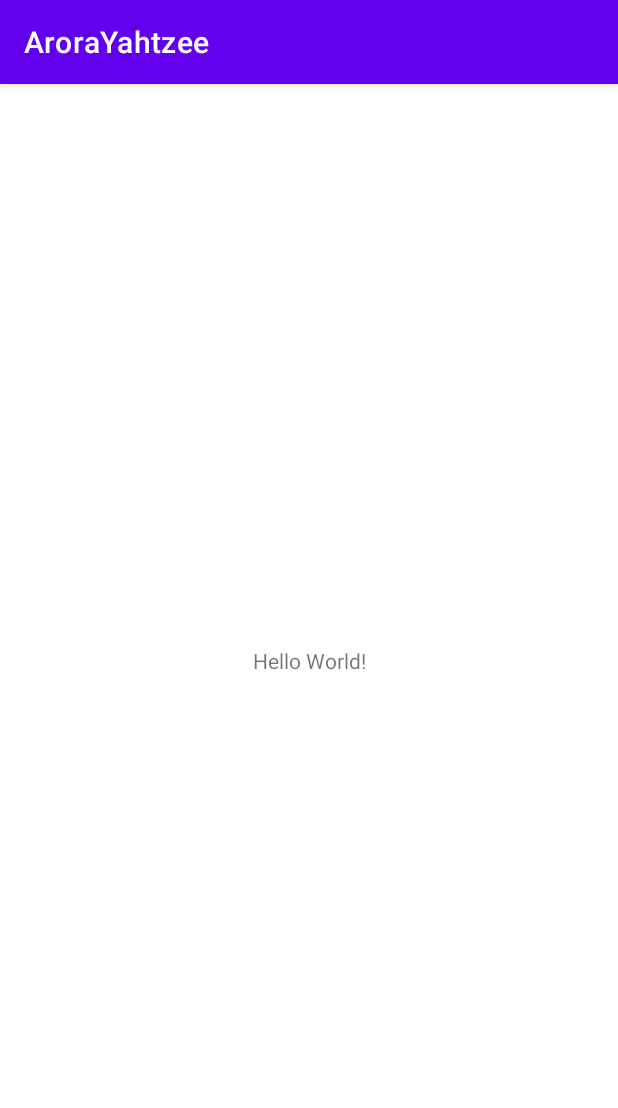
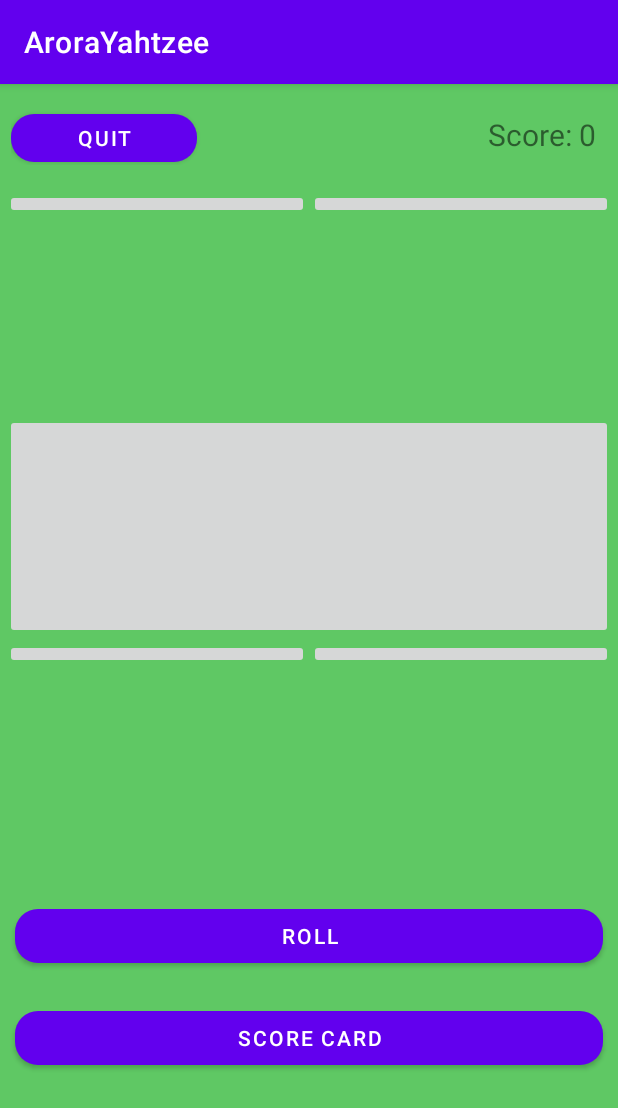
Before and after one commit to aro-freelance/Arora-Yahtzee-Repository-android, an Android app: the screen it shows after launch (MainActivity before the commit, RollScreenActivity after it), on a phone screen of 412 x 824 dp. Shown: the top 1108 px of the screen. Run offline under Robolectric (Android 15) with nearby library versions, the phone set to English and light mode, and no system bars.

Commit message:
Layouts Started
roll/main and title

```diff
--- a/AroraYahtzee/app/src/main/AndroidManifest.xml
+++ b/AroraYahtzee/app/src/main/AndroidManifest.xml
@@ -41,7 +41,7 @@
                 android:value="" />
         </activity>
         <activity
-            android:name=".MainActivity"
+            android:name=".RollScreenActivity"
             android:exported="true">
             <intent-filter>
                 <action android:name="android.intent.action.MAIN" />
--- a/AroraYahtzee/app/src/main/java/com/aro/arorayahtzee/MainActivity.java
+++ b/AroraYahtzee/app/src/main/java/com/aro/arorayahtzee/RollScreenActivity.java
@@ -4,11 +4,11 @@ import androidx.appcompat.app.AppCompatActivity;
 
 import android.os.Bundle;
 
-public class MainActivity extends AppCompatActivity {
+public class RollScreenActivity extends AppCompatActivity {
 
     @Override
     protected void onCreate(Bundle savedInstanceState) {
         super.onCreate(savedInstanceState);
-        setContentView(R.layout.activity_main);
+        setContentView(R.layout.activity_roll_main);
     }
 }
--- a/AroraYahtzee/app/src/main/res/layout/activity_main.xml
+++ /dev/null
@@ -1,18 +0,0 @@
-<?xml version="1.0" encoding="utf-8"?>
-<androidx.constraintlayout.widget.ConstraintLayout xmlns:android="http://schemas.android.com/apk/res/android"
-    xmlns:app="http://schemas.android.com/apk/res-auto"
-    xmlns:tools="http://schemas.android.com/tools"
-    android:layout_width="match_parent"
-    android:layout_height="match_parent"
-    tools:context=".MainActivity">
-
-    <TextView
-        android:layout_width="wrap_content"
-        android:layout_height="wrap_content"
-        android:text="Hello World!"
-        app:layout_constraintBottom_toBottomOf="parent"
-        app:layout_constraintEnd_toEndOf="parent"
-        app:layout_constraintStart_toStartOf="parent"
-        app:layout_constraintTop_toTopOf="parent" />
-
-</androidx.constraintlayout.widget.ConstraintLayout>
--- /dev/null
+++ b/AroraYahtzee/app/src/main/res/layout/activity_roll_main.xml
@@ -0,0 +1,159 @@
+<?xml version="1.0" encoding="utf-8"?>
+<androidx.constraintlayout.widget.ConstraintLayout xmlns:android="http://schemas.android.com/apk/res/android"
+    xmlns:app="http://schemas.android.com/apk/res-auto"
+    xmlns:tools="http://schemas.android.com/tools"
+    android:layout_width="match_parent"
+    android:layout_height="match_parent"
+    android:background="#5FC864"
+    tools:context=".RollScreenActivity">
+
+    <androidx.constraintlayout.widget.Guideline
+        android:id="@+id/top_guideline"
+        android:layout_width="wrap_content"
+        android:layout_height="wrap_content"
+        android:layout_marginTop="64dp"
+        android:orientation="horizontal"
+        app:layout_constraintEnd_toEndOf="parent"
+        app:layout_constraintGuide_begin="64dp"
+        app:layout_constraintStart_toStartOf="parent"
+        app:layout_constraintTop_toTopOf="parent" />
+
+    <androidx.constraintlayout.widget.Guideline
+        android:id="@+id/bottom_guideline"
+        android:layout_width="wrap_content"
+        android:layout_height="wrap_content"
+        android:layout_marginBottom="1462dp"
+        android:orientation="horizontal"
+        app:layout_constraintBottom_toBottomOf="parent"
+        app:layout_constraintEnd_toEndOf="parent"
+        app:layout_constraintGuide_begin="526dp"
+        app:layout_constraintStart_toStartOf="parent" />
+
+    <LinearLayout
+        android:id="@+id/top_layout"
+        android:layout_width="415dp"
+        android:layout_height="60dp"
+        android:layout_margin="8dp"
+        android:orientation="horizontal"
+        android:padding="8dp"
+        app:layout_constraintBottom_toTopOf="@+id/top_guideline"
+        app:layout_constraintEnd_toEndOf="parent"
+        app:layout_constraintStart_toStartOf="parent"
+        app:layout_constraintTop_toTopOf="parent">
+
+        <Button
+            android:id="@+id/quit_button"
+            android:layout_width="wrap_content"
+            android:layout_height="wrap_content"
+            android:layout_weight=".2"
+            android:padding="2dp"
+            android:text="Quit"
+            app:cornerRadius="15dp" />
+
+        <TextView
+            android:id="@+id/score_textview"
+            android:layout_width="wrap_content"
+            android:layout_height="wrap_content"
+            android:layout_weight="1"
+            android:padding="10dp"
+            android:text="Score: 0"
+            android:textAlignment="textEnd"
+            android:textSize="20sp" />
+
+    </LinearLayout>
+
+    <LinearLayout
+        android:id="@+id/middle_layout"
+        android:layout_width="405dp"
+        android:layout_height="450dp"
+        android:layout_marginTop="8dp"
+        android:layout_marginBottom="8dp"
+        android:orientation="vertical"
+        app:layout_constraintBottom_toTopOf="@+id/bottom_guideline"
+        app:layout_constraintEnd_toEndOf="parent"
+        app:layout_constraintStart_toStartOf="parent"
+        app:layout_constraintTop_toTopOf="@+id/top_guideline" >
+
+        <LinearLayout
+            android:id="@+id/top_dice_layout"
+            android:layout_width="match_parent"
+            android:layout_height="match_parent"
+            android:layout_weight="1"
+            android:orientation="horizontal">
+
+            <ImageButton
+                android:id="@+id/imageButton3"
+                android:layout_width="match_parent"
+                android:layout_height="wrap_content"
+                android:layout_weight="1"
+                tools:src="@tools:sample/avatars" />
+
+            <ImageButton
+                android:id="@+id/imageButton2"
+                android:layout_width="match_parent"
+                android:layout_height="wrap_content"
+                android:layout_weight="1"
+                tools:src="@tools:sample/avatars" />
+        </LinearLayout>
+
+        <ImageButton
+            android:id="@+id/imageButton"
+            android:layout_width="match_parent"
+            android:layout_height="match_parent"
+            android:layout_weight="1"
+            tools:src="@tools:sample/avatars" />
+
+        <LinearLayout
+            android:id="@+id/bottom_dice_layout"
+            android:layout_width="match_parent"
+            android:layout_height="match_parent"
+            android:layout_weight="1"
+            android:orientation="horizontal">
+
+            <ImageButton
+                android:id="@+id/imageButton5"
+                android:layout_width="match_parent"
+                android:layout_height="wrap_content"
+                android:layout_weight="1"
+                tools:src="@tools:sample/avatars" />
+
+            <ImageButton
+                android:id="@+id/imageButton4"
+                android:layout_width="match_parent"
+                android:layout_height="wrap_content"
+                android:layout_weight="1"
+                tools:src="@tools:sample/avatars" />
+        </LinearLayout>
+    </LinearLayout>
+
+    <LinearLayout
+        android:id="@+id/bottom_layout"
+        android:layout_width="0dp"
+        android:layout_height="0dp"
+        android:layout_marginTop="8dp"
+        android:layout_marginBottom="8dp"
+        android:orientation="vertical"
+        app:layout_constraintBottom_toBottomOf="parent"
+        app:layout_constraintEnd_toEndOf="parent"
+        app:layout_constraintStart_toStartOf="parent"
+        app:layout_constraintTop_toTopOf="@+id/bottom_guideline">
+
+        <Button
+            android:id="@+id/roll_button"
+            android:layout_width="match_parent"
+            android:layout_height="wrap_content"
+            android:layout_margin="10dp"
+            android:text="Roll"
+            app:cornerRadius="15dp" />
+
+        <Button
+            android:id="@+id/scorecard_button"
+            android:layout_width="match_parent"
+            android:layout_height="wrap_content"
+            android:layout_margin="10dp"
+            android:layout_marginTop="8dp"
+            android:layout_marginBottom="8dp"
+            android:text="Score Card"
+            app:cornerRadius="15dp" />
+    </LinearLayout>
+</androidx.constraintlayout.widget.ConstraintLayout>
--- a/AroraYahtzee/app/src/main/res/layout/activity_title.xml
+++ b/AroraYahtzee/app/src/main/res/layout/activity_title.xml
@@ -4,6 +4,71 @@
     xmlns:tools="http://schemas.android.com/tools"
     android:layout_width="match_parent"
     android:layout_height="match_parent"
+    android:background="#000000"
     tools:context=".TitleActivity">
 
+    <androidx.constraintlayout.widget.Guideline
+        android:id="@+id/top_guideline_title"
+        android:layout_width="wrap_content"
+        android:layout_height="wrap_content"
+        android:orientation="horizontal"
+        app:layout_constraintGuide_begin="100dp" />
+
+    <androidx.constraintlayout.widget.Guideline
+        android:id="@+id/bottom_guideline_title"
+        android:layout_width="wrap_content"
+        android:layout_height="wrap_content"
+        android:orientation="horizontal"
+        app:layout_constraintGuide_begin="600dp" />
+
+    <TextView
+        android:id="@+id/title_textview_titlescreen"
+        android:layout_width="wrap_content"
+        android:layout_height="wrap_content"
+        android:layout_marginBottom="8dp"
+        android:text="Yahtzee!"
+        android:textColor="#FFFFFF"
+        android:textSize="48sp"
+        app:layout_constraintBottom_toTopOf="@+id/top_guideline_title"
+        app:layout_constraintEnd_toEndOf="parent"
+        app:layout_constraintHorizontal_bias="0.497"
+        app:layout_constraintStart_toStartOf="parent" />
+
+    <LinearLayout
+        android:layout_width="0dp"
+        android:layout_height="0dp"
+        android:orientation="vertical"
+        app:layout_constraintBottom_toTopOf="@+id/bottom_guideline_title"
+        app:layout_constraintEnd_toEndOf="parent"
+        app:layout_constraintStart_toStartOf="parent"
+        app:layout_constraintTop_toTopOf="@+id/top_guideline_title">
+
+        <Button
+            android:id="@+id/newgame_button"
+            android:layout_width="match_parent"
+            android:layout_height="wrap_content"
+            android:layout_margin="50dp"
+            android:layout_weight="1"
+            android:text="New Game"
+            app:cornerRadius="15dp" />
+
+        <Button
+            android:id="@+id/options_button"
+            android:layout_width="match_parent"
+            android:layout_height="wrap_content"
+            android:layout_margin="50dp"
+            android:layout_weight="1"
+            android:text="Options"
+            app:cornerRadius="15dp" />
+
+        <Button
+            android:id="@+id/highscore_button"
+            android:layout_width="match_parent"
+            android:layout_height="wrap_content"
+            android:layout_margin="50dp"
+            android:layout_weight="1"
+            android:text="High Score"
+            app:cornerRadius="15dp" />
+    </LinearLayout>
+
 </androidx.constraintlayout.widget.ConstraintLayout>
```
